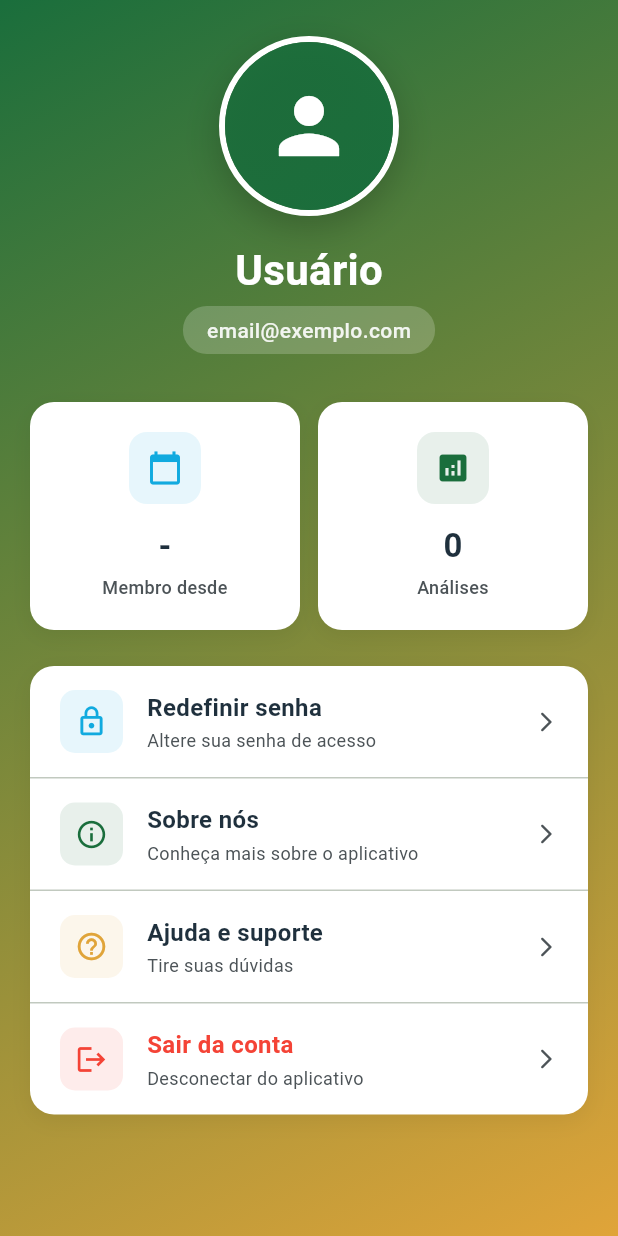
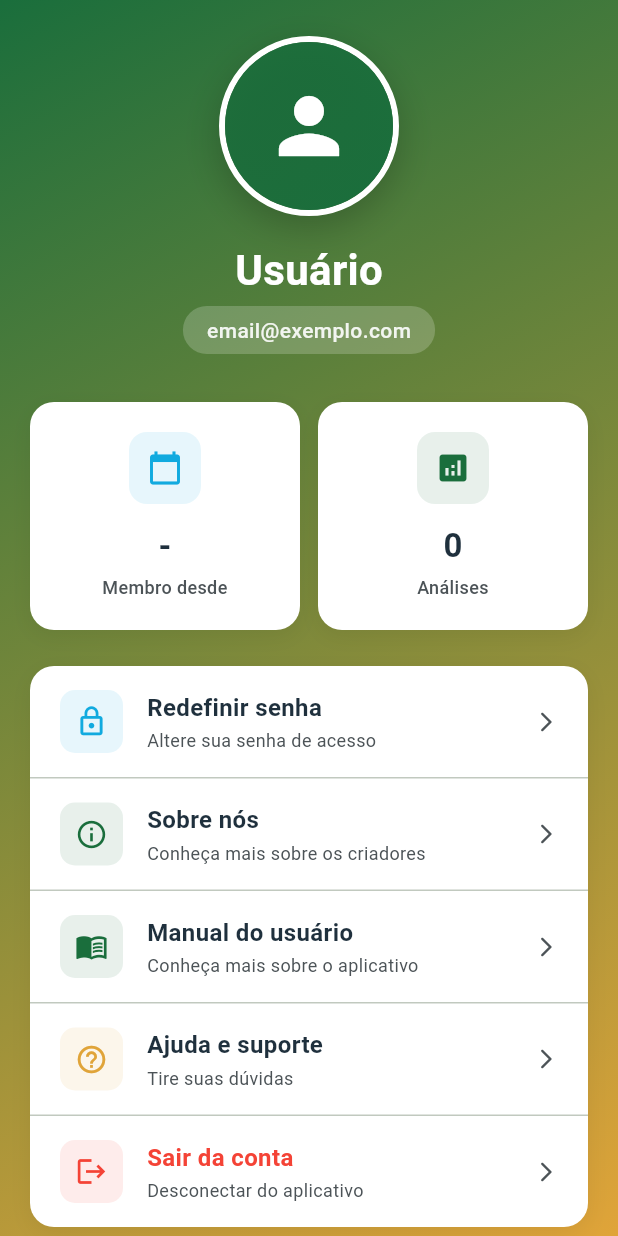
Before and after one commit to CyberNomads404/seediq_app, a Flutter app: the ProfilePage screen opened directly, after a tap on "Redefinir senha", on a phone screen of 412 x 824 dp. Run offline on Flutter 3.47's test engine with Material 3 defaults, Android fonts, the phone set to English and light mode, and no system bars; our stand-ins replace dio, envied, equatable, flutter_riverpod, flutter_secure_storage, flutter_svg and 4 more; missing offline and left inert: validatorless; accounts and stored records are empty; generated files the repository leaves out were written again; network calls fail.

Commit message:
feat: implementar serviço de navegador e adicionar links úteis na página de perfil

```diff
--- a/lib/src/core/config/env.dart
+++ b/lib/src/core/config/env.dart
@@ -7,6 +7,9 @@ abstract class Env {
   @EnviedField(varName: 'BASE_URL')
   static const String baseUrl = _Env.baseUrl;
 
+  @EnviedField(varName: 'FRONT_BASE_URL')
+  static const String frontBaseUrl = _Env.frontBaseUrl;
+
   @EnviedField(varName: 'DEBUG', defaultValue: false)
   static const bool debug = _Env.debug == 'true';
 }
--- /dev/null
+++ b/lib/src/core/constants/link_types.dart
@@ -0,0 +1,12 @@
+import 'package:seediq_app/src/core/config/env.dart';
+
+class LinkTypes {
+  static const String resetPassword = "${Env.frontBaseUrl}auth/forgot-password";
+  static const String verifyEmail = "${Env.frontBaseUrl}auth/verify-email";
+
+  static const String faq = "${Env.frontBaseUrl}faq";
+  static const String termsOfUse = "${Env.frontBaseUrl}terms-of-use";
+  static const String privacyPolicy = "${Env.frontBaseUrl}privacy";
+  static const String userManual = "${Env.frontBaseUrl}user-manual";
+  static const String aboutUs = "https://github.com/CyberNomads404";
+}
--- /dev/null
+++ b/lib/src/data/services/browser/browser_service.dart
@@ -0,0 +1,17 @@
+import 'package:url_launcher/url_launcher.dart';
+
+class BrowserService {
+  Future<void> open(String url) async {
+    final uri = Uri.parse(url);
+
+    print(uri.toString());
+    if (await canLaunchUrl(uri)) {
+      await launchUrl(
+        uri,
+        mode: LaunchMode.inAppBrowserView,
+      );
+    } else {
+      throw Exception('Não foi possível abrir o navegador');
+    }
+  }
+}
--- a/lib/src/data/services/services_provider.dart
+++ b/lib/src/data/services/services_provider.dart
@@ -1,4 +1,5 @@
 import 'package:riverpod_annotation/riverpod_annotation.dart';
+import 'package:seediq_app/src/data/services/browser/browser_service.dart';
 import 'package:seediq_app/src/data/services/camera/camera_service.dart';
 import 'package:seediq_app/src/data/services/local_storage/local_storage_service.dart';
 import 'package:seediq_app/src/data/services/seediq/auth_service.dart';
@@ -32,3 +33,8 @@ CategoryService categoryService(Ref ref) {
 ClassificationService classificationService(Ref ref) {
   return ClassificationService(restClient: ref.read(restClientProvider));
 }
+
+@riverpod
+BrowserService browserService(Ref ref) {
+  return BrowserService();
+}
--- a/lib/src/ui/tabs/screens/profile/profile_page.dart
+++ b/lib/src/ui/tabs/screens/profile/profile_page.dart
@@ -1,5 +1,6 @@
 import 'package:flutter/material.dart';
 import 'package:flutter_riverpod/flutter_riverpod.dart';
+import 'package:seediq_app/src/core/constants/link_types.dart';
 import 'package:seediq_app/src/core/helpers/date_formatter_helper.dart';
 import 'package:seediq_app/src/core/themes/app_colors.dart';
 import 'package:seediq_app/src/core/themes/app_text.dart';
@@ -386,17 +387,27 @@ class _ProfilePageState extends ConsumerState<ProfilePage> {
             subtitle: 'Altere sua senha de acesso',
             iconColor: AppColors.blue,
             onTap: () {
-              // TODO: Implementar
+              ref.read(profileViewModelProvider.notifier).openBrowser(LinkTypes.resetPassword);
             },
           ),
           const Divider(height: 1, indent: 0),
           _buildMenuItem(
             icon: Icons.info_outline,
             title: 'Sobre nós',
+            subtitle: 'Conheça mais sobre os criadores',
+            iconColor: AppColors.greenDark,
+            onTap: () {
+              ref.read(profileViewModelProvider.notifier).openBrowser(LinkTypes.aboutUs);
+            },
+          ),
+          const Divider(height: 1, indent: 0),
+          _buildMenuItem(
+            icon: Icons.menu_book_outlined,
+            title: 'Manual do usuário',
             subtitle: 'Conheça mais sobre o aplicativo',
             iconColor: AppColors.greenDark,
             onTap: () {
-              // TODO: Implementar
+              ref.read(profileViewModelProvider.notifier).openBrowser(LinkTypes.userManual);
             },
           ),
           const Divider(height: 1, indent: 0),
@@ -406,7 +417,7 @@ class _ProfilePageState extends ConsumerState<ProfilePage> {
             subtitle: 'Tire suas dúvidas',
             iconColor: AppColors.yellow,
             onTap: () {
-              // TODO: Implementar
+              ref.read(profileViewModelProvider.notifier).openBrowser(LinkTypes.faq);
             },
           ),
           const Divider(height: 1, indent: 0),
--- a/lib/src/ui/tabs/screens/profile/profile_view_model.dart
+++ b/lib/src/ui/tabs/screens/profile/profile_view_model.dart
@@ -59,4 +59,14 @@ class ProfileViewModel extends _$ProfileViewModel {
         break;
     }
   }
+
+  Future<void> openBrowser(String url) async {
+    final redirect = ref.read(browserServiceProvider);
+
+    try {
+      await redirect.open(url);
+    } catch (e) {
+      state = state.copyWith(errorMessage: "Erro ao abrir navegador");
+    }
+  }
 }
--- a/pubspec.yaml
+++ b/pubspec.yaml
@@ -45,6 +45,7 @@ dependencies:
   image_picker: ^1.2.0
   flutter_svg: ^2.0.7
   intl: ^0.20.2
+  url_launcher: ^6.3.2
 
 dev_dependencies:
   flutter_test:
```
Also changed, not shown: lib/src/core/config/env.g.dart, lib/src/data/services/services_provider.g.dart, lib/src/ui/tabs/screens/profile/profile_view_model.g.dart, pubspec.lock, 2 other files.
